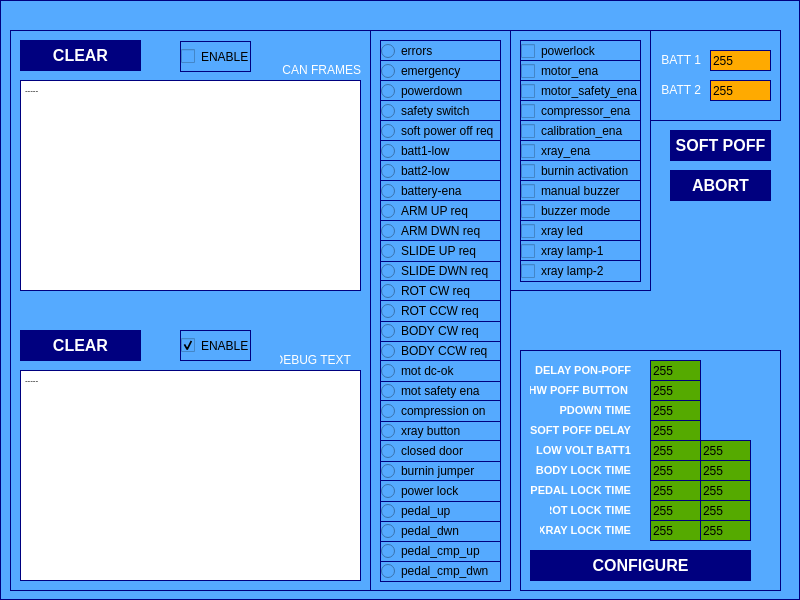
Above: SOURCE/WINDOW/window.ui from marcorispoli/MCPU_POWER_SERVICE before the change. Below: the same form after it.
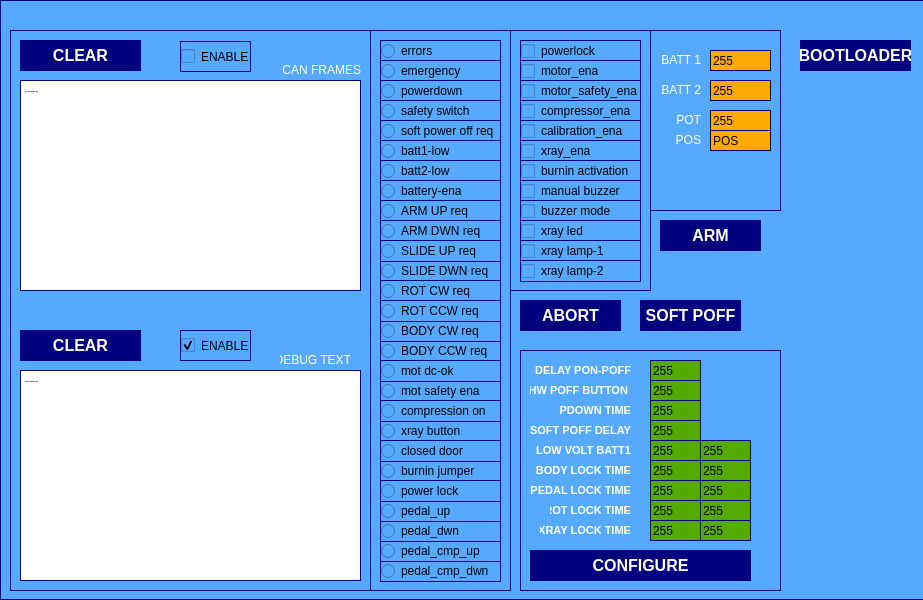
That is the form after the change.

Commit message: Aggiunta sezione per bootloader Split dei workflows

Patch:
```diff
--- a/SOURCE/WINDOW/window.ui
+++ b/SOURCE/WINDOW/window.ui
@@ -6,7 +6,7 @@
    <rect>
     <x>0</x>
     <y>0</y>
-    <width>800</width>
+    <width>923</width>
     <height>600</height>
    </rect>
   </property>
@@ -22,7 +22,7 @@
     <rect>
      <x>0</x>
      <y>0</y>
-     <width>800</width>
+     <width>931</width>
      <height>600</height>
     </rect>
    </property>
@@ -1392,8 +1392,8 @@
    <widget class="QPushButton" name="softPoffButton">
     <property name="geometry">
      <rect>
-      <x>670</x>
-      <y>130</y>
+      <x>640</x>
+      <y>300</y>
       <width>101</width>
       <height>31</height>
      </rect>
@@ -1417,8 +1417,8 @@
    <widget class="QPushButton" name="abortButton">
     <property name="geometry">
      <rect>
-      <x>670</x>
-      <y>170</y>
+      <x>520</x>
+      <y>300</y>
       <width>101</width>
       <height>31</height>
      </rect>
@@ -1445,7 +1445,7 @@
       <x>650</x>
       <y>30</y>
       <width>131</width>
-      <height>91</height>
+      <height>181</height>
      </rect>
     </property>
     <property name="frameShape">
@@ -1532,6 +1532,134 @@
       <set>Qt::AlignRight|Qt::AlignTrailing|Qt::AlignVCenter</set>
      </property>
     </widget>
+    <widget class="QLabel" name="label_27">
+     <property name="geometry">
+      <rect>
+       <x>10</x>
+       <y>80</y>
+       <width>41</width>
+       <height>20</height>
+      </rect>
+     </property>
+     <property name="styleSheet">
+      <string notr="true">
+color: rgb(255, 255, 255);
+border-width: 0px;
+</string>
+     </property>
+     <property name="text">
+      <string>POT</string>
+     </property>
+     <property name="alignment">
+      <set>Qt::AlignRight|Qt::AlignTrailing|Qt::AlignVCenter</set>
+     </property>
+    </widget>
+    <widget class="QLineEdit" name="armPot">
+     <property name="geometry">
+      <rect>
+       <x>60</x>
+       <y>80</y>
+       <width>61</width>
+       <height>21</height>
+      </rect>
+     </property>
+     <property name="styleSheet">
+      <string notr="true">background-color: rgb(255, 170, 0);
+color: rgb(0, 0, 0);</string>
+     </property>
+     <property name="text">
+      <string>255</string>
+     </property>
+    </widget>
+    <widget class="QLineEdit" name="armPos">
+     <property name="geometry">
+      <rect>
+       <x>60</x>
+       <y>100</y>
+       <width>61</width>
+       <height>21</height>
+      </rect>
+     </property>
+     <property name="styleSheet">
+      <string notr="true">background-color: rgb(255, 170, 0);
+color: rgb(0, 0, 0);</string>
+     </property>
+     <property name="text">
+      <string>POS</string>
+     </property>
+    </widget>
+    <widget class="QLabel" name="label_28">
+     <property name="geometry">
+      <rect>
+       <x>10</x>
+       <y>100</y>
+       <width>41</width>
+       <height>20</height>
+      </rect>
+     </property>
+     <property name="styleSheet">
+      <string notr="true">
+color: rgb(255, 255, 255);
+border-width: 0px;
+</string>
+     </property>
+     <property name="text">
+      <string>POS</string>
+     </property>
+     <property name="alignment">
+      <set>Qt::AlignRight|Qt::AlignTrailing|Qt::AlignVCenter</set>
+     </property>
+    </widget>
+   </widget>
+   <widget class="QPushButton" name="armButton">
+    <property name="geometry">
+     <rect>
+      <x>660</x>
+      <y>220</y>
+      <width>101</width>
+      <height>31</height>
+     </rect>
+    </property>
+    <property name="font">
+     <font>
+      <pointsize>12</pointsize>
+      <bold>true</bold>
+     </font>
+    </property>
+    <property name="styleSheet">
+     <string notr="true">background-color: rgb(0, 0, 127);
+color: rgb(255, 255, 255);
+border-width: 0px;
+</string>
+    </property>
+    <property name="text">
+     <string>ARM</string>
+    </property>
+   </widget>
+   <widget class="QPushButton" name="bootloaderButton">
+    <property name="geometry">
+     <rect>
+      <x>800</x>
+      <y>40</y>
+      <width>111</width>
+      <height>31</height>
+     </rect>
+    </property>
+    <property name="font">
+     <font>
+      <pointsize>12</pointsize>
+      <bold>true</bold>
+     </font>
+    </property>
+    <property name="styleSheet">
+     <string notr="true">background-color: rgb(0, 0, 127);
+color: rgb(255, 255, 255);
+border-width: 0px;
+</string>
+    </property>
+    <property name="text">
+     <string>BOOTLOADER</string>
+    </property>
    </widget>
   </widget>
  </widget>
```
The commit also changes 27 other files.
